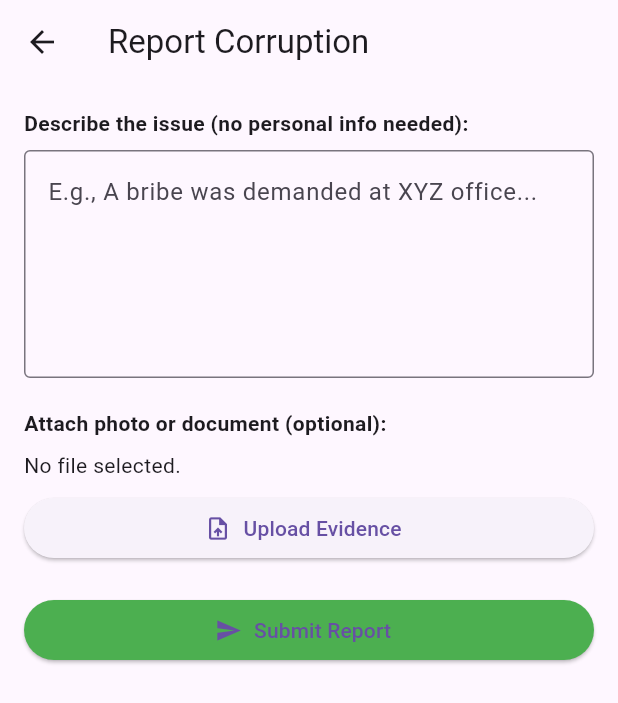
After one commit to theaayushdev/BhrastaBusters, a Flutter app: the screen it shows after launch, in the side drawer, after a tap on "Report", on a phone screen of 412 x 824 dp. The commit adds this screen. Shown: the top 703 px of the screen. Run offline on Flutter 3.47's test engine with Material 3 defaults, Android fonts, the phone set to English and light mode, and no system bars; our stand-ins replace image_picker.

Commit message:
feat : awareness

```diff
--- a/lib/screens/homescreen.dart
+++ b/lib/screens/homescreen.dart
@@ -5,6 +5,7 @@ import 'package:bhrastabusters/screens/secondpage.dart';
 import 'package:flutter/material.dart';
 import '../screens/information.dart';
 import '../screens/faq.dart';
+import '../screens/report.dart';
 
 class HomePage extends StatefulWidget {
   const HomePage({super.key});
@@ -104,6 +105,17 @@ class _HomePageState extends State<HomePage> {
                 );
               },
             ),
+            ListTile(
+              leading: const Icon(Icons.info, color: Color(0xFF003893)),
+              title: const Text('Report'),
+              onTap: () {
+                Navigator.pop(context);
+                Navigator.push(
+                  context,
+                  MaterialPageRoute(builder: (context) => ReportPage()),
+                );
+              },
+            ),
 
           ],
         ),
--- /dev/null
+++ b/lib/screens/report.dart
@@ -0,0 +1,117 @@
+import 'dart:io';
+import 'package:flutter/material.dart';
+import 'package:image_picker/image_picker.dart';
+
+class ReportPage extends StatefulWidget {
+  const ReportPage({super.key});
+
+  @override
+  State<ReportPage> createState() => _ReportPageState();
+}
+
+class _ReportPageState extends State<ReportPage> {
+  final _formKey = GlobalKey<FormState>();
+  final TextEditingController _descriptionController = TextEditingController();
+  File? _selectedImage;
+
+  // Pick image from gallery or camera
+  Future<void> _pickImage() async {
+    final picker = ImagePicker();
+    final pickedFile =
+        await picker.pickImage(source: ImageSource.gallery); // Or camera
+
+    if (pickedFile != null) {
+      setState(() {
+        _selectedImage = File(pickedFile.path);
+      });
+    }
+  }
+
+  // Simulate form submission
+  void _submitReport() {
+    if (_formKey.currentState!.validate()) {
+      // You can replace this with actual upload logic (e.g., Firebase)
+      showDialog(
+        context: context,
+        builder: (_) => AlertDialog(
+          title: const Text("Report Submitted"),
+          content: const Text("Thank you for reporting anonymously."),
+          actions: [
+            TextButton(
+              onPressed: () {
+                Navigator.pop(context);
+                _descriptionController.clear();
+                setState(() => _selectedImage = null);
+              },
+              child: const Text("OK"),
+            ),
+          ],
+        ),
+      );
+    }
+  }
+
+  @override
+  void dispose() {
+    _descriptionController.dispose();
+    super.dispose();
+  }
+
+  @override
+  Widget build(BuildContext context) {
+    return Scaffold(
+      appBar: AppBar(title: const Text("Report Corruption")),
+      body: Padding(
+        padding: const EdgeInsets.all(16),
+        child: Form(
+          key: _formKey,
+          child: ListView(
+            children: [
+              const Text(
+                "Describe the issue (no personal info needed):",
+                style: TextStyle(fontWeight: FontWeight.bold),
+              ),
+              const SizedBox(height: 8),
+              TextFormField(
+                controller: _descriptionController,
+                maxLines: 5,
+                decoration: const InputDecoration(
+                  border: OutlineInputBorder(),
+                  hintText: 'E.g., A bribe was demanded at XYZ office...',
+                ),
+                validator: (value) =>
+                    value == null || value.isEmpty ? 'Please describe the issue' : null,
+              ),
+              const SizedBox(height: 20),
+
+              const Text(
+                "Attach photo or document (optional):",
+                style: TextStyle(fontWeight: FontWeight.bold),
+              ),
+              const SizedBox(height: 8),
+              _selectedImage != null
+                  ? Image.file(_selectedImage!, height: 200)
+                  : const Text("No file selected."),
+              const SizedBox(height: 8),
+              ElevatedButton.icon(
+                onPressed: _pickImage,
+                icon: const Icon(Icons.upload_file),
+                label: const Text("Upload Evidence"),
+              ),
+              const SizedBox(height: 20),
+
+              ElevatedButton.icon(
+                onPressed: _submitReport,
+                icon: const Icon(Icons.send),
+                label: const Text("Submit Report"),
+                style: ElevatedButton.styleFrom(
+                  backgroundColor: Colors.green,
+                ),
+              ),
+            ],
+          ),
+        ),
+      ),
+    );
+  }
+}
--- a/pubspec.yaml
+++ b/pubspec.yaml
@@ -12,6 +12,7 @@ dependencies:
     sdk: flutter
   url_launcher: ^6.2.6 # <-- Moved here correctly!
   cupertino_icons: ^1.0.8
+  image_picker: ^1.1.1 # or latest version
 
 dev_dependencies:
   flutter_test:
```
Also changed, not shown: pubspec.lock, 5 other files.
